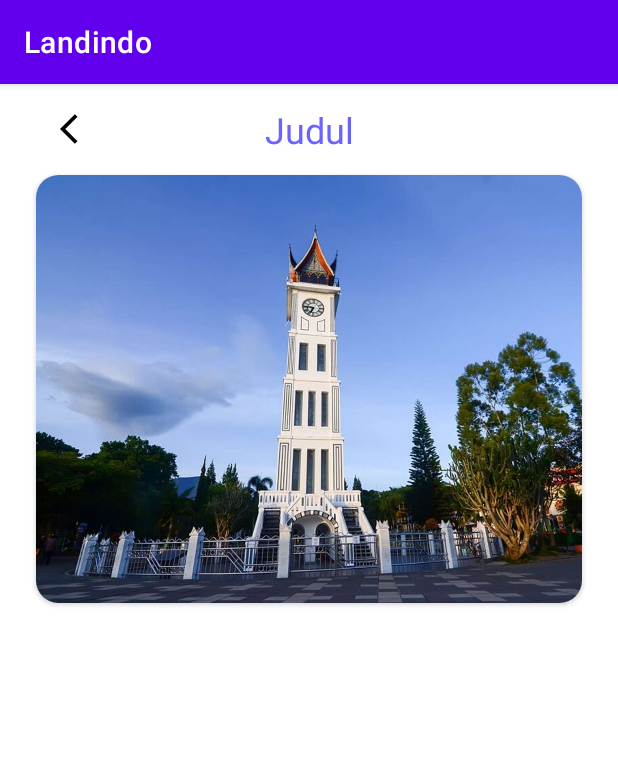
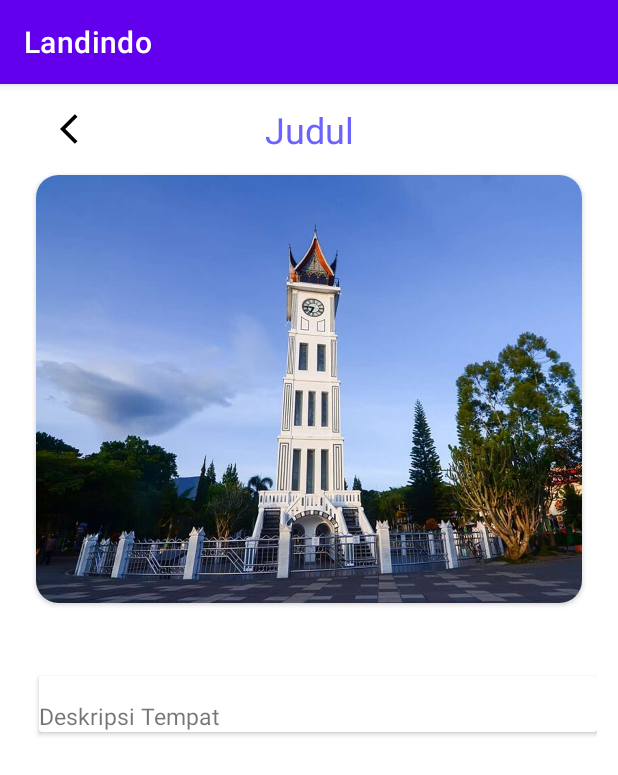
Before and after one commit to TDCPaciato/All-in-Parlay, an Android app: the DeskripsiActivity screen opened directly, with no data from a screen before it, on a phone screen of 412 x 824 dp. Shown: the top 775 px of the screen. Run offline under Robolectric (Android 15) with nearby library versions, the phone set to English and light mode, and no system bars.

Commit message:
Deskripsi Layout

```diff
--- a/Landindo/app/src/main/res/layout/activity_deskripsi.xml
+++ b/Landindo/app/src/main/res/layout/activity_deskripsi.xml
@@ -61,5 +61,21 @@
         android:layout_marginTop="16dp"
         tools:text="Nama Lokasi" />
 
+    <androidx.cardview.widget.CardView
+        android:layout_width="match_parent"
+        android:layout_height="wrap_content"
+        app:layout_constraintTop_toBottomOf="@+id/tvDetail3"
+        app:layout_constraintStart_toStartOf="@id/tvDetail3"
+        android:layout_marginLeft="12dp"
+        >
+        <TextView
+            android:id="@+id/tvDetail4"
+            android:layout_width="wrap_content"
+            android:layout_height="wrap_content"
+            android:textSize="15sp"
+            android:text="Deskripsi Tempat"
+            android:layout_marginTop="16dp"
+            />
+    </androidx.cardview.widget.CardView>
 
 </androidx.constraintlayout.widget.ConstraintLayout>
```
